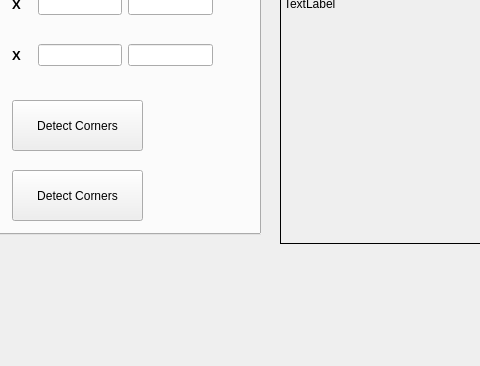
mWorkVN/linuxcnc, file configs/mdragon/pythonextern/calibcamera/mycalib/mycLIB.ui: the form before one commit; both pictures show x 0 to 480 and y 246 to 612 of the 933 by 612 pixel window.
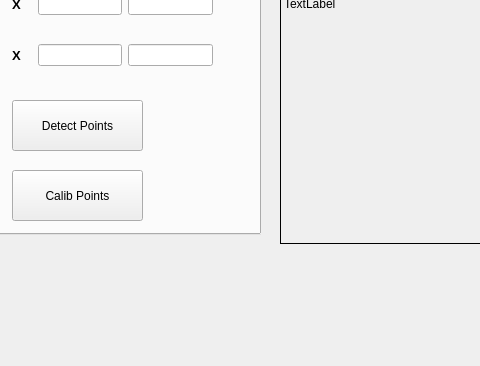
The form after the commit.

```diff
--- a/configs/mdragon/pythonextern/calibcamera/mycalib/mycLIB.ui
+++ b/configs/mdragon/pythonextern/calibcamera/mycalib/mycLIB.ui
@@ -1027,7 +1027,7 @@
        </rect>
       </property>
       <property name="text">
-       <string>Detect Corners</string>
+       <string>Detect Points</string>
       </property>
      </widget>
      <widget class="QPushButton" name="detectCornersButton_3">
@@ -1040,7 +1040,7 @@
        </rect>
       </property>
       <property name="text">
-       <string>Detect Corners</string>
+       <string>Calib Points</string>
       </property>
      </widget>
     </widget>
```
Left out of the diff: 4 changed lines with no effect on the pictures.
